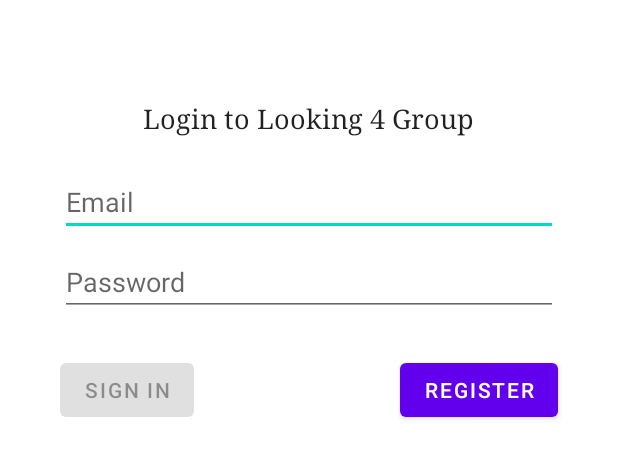
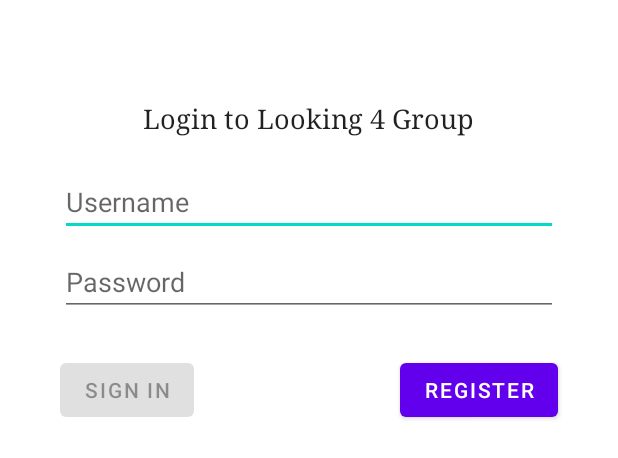
Before and after one commit to sw21-tug/Team_22, an Android app: the layout activity_login.xml on its own in the app's theme, with its tools: preview values and no code run, on a phone screen of 412 x 824 dp. Shown: the top 458 px of the screen. Run offline under Robolectric (Android 15) with nearby library versions, the phone set to English and light mode, and no system bars.

Commit message:
4/21 register

```diff
--- a/Client/app/src/main/AndroidManifest.xml
+++ b/Client/app/src/main/AndroidManifest.xml
@@ -9,13 +9,9 @@
         android:roundIcon="@mipmap/ic_launcher_round"
         android:supportsRtl="true"
         android:theme="@style/Theme.Client">
-        <activity android:name=".ui.login.LoginActivity">
-
-        </activity>
         <activity
-            android:name=".ui.registration.RegistrationActivity"
+            android:name=".ui.login.LoginActivity"
             android:label="@string/app_name">
-
             <intent-filter>
                 <action android:name="android.intent.action.MAIN" />
 
--- a/Client/app/src/main/java/com/Client/Table/ui/login/LoginActivity.kt
+++ b/Client/app/src/main/java/com/Client/Table/ui/login/LoginActivity.kt
@@ -30,6 +30,7 @@ class LoginActivity : AppCompatActivity() {
         val password = findViewById<EditText>(R.id.password)
         val login = findViewById<Button>(R.id.login)
         val loading = findViewById<ProgressBar>(R.id.loading)
+        val register = findViewById<Button>(R.id.register)
 
         loginViewModel = ViewModelProvider(this, LoginViewModelFactory())
                 .get(LoginViewModel::class.java)
@@ -94,6 +95,9 @@ class LoginActivity : AppCompatActivity() {
                 loading.visibility = View.VISIBLE
                 loginViewModel.login(username.text.toString(), password.text.toString())
             }
+            register.setOnClickListener {
+                setContentView(R.layout.activity_registration)
+            }
         }
     }
 
--- a/Client/app/src/main/res/layout/activity_login.xml
+++ b/Client/app/src/main/res/layout/activity_login.xml
@@ -18,7 +18,7 @@
         android:layout_marginStart="24dp"
         android:layout_marginTop="96dp"
         android:layout_marginEnd="24dp"
-        android:hint="@string/prompt_email"
+        android:hint="@string/prompt_user_name"
         android:inputType="textEmailAddress"
         android:selectAllOnFocus="true"
         app:layout_constraintEnd_toEndOf="parent"
--- a/Client/app/src/main/res/values/strings.xml
+++ b/Client/app/src/main/res/values/strings.xml
@@ -11,4 +11,6 @@
     <string name="invalid_password">Password must be >5 characters</string>
     <string name="login_failed">"Login failed"</string>
     <string name="login_text">"Login to Looking 4 Group"</string>
+    <string name="prompt_user_name">Username</string>
+
 </resources>
```
Also changed, not shown: Client/app/src/main/res/values/colors.xml (line endings or trailing spaces), 1 other file.
